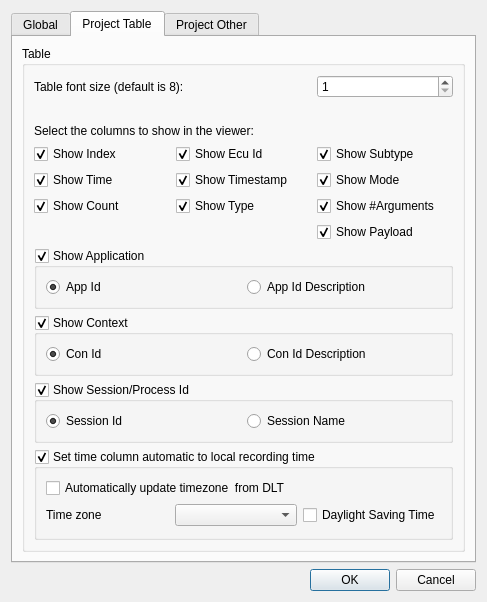
Qt form src/settingsdialog.ui (COVESA/dlt-viewer) before a commit.
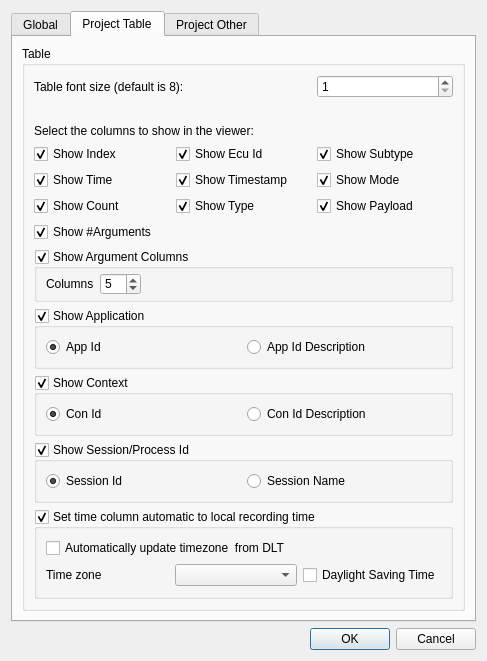
The same form after that commit. The open tabs and pages were chosen to show the change. Icons and pictures are not drawn.

Commit message: Allow to show Payload as multiple Argument columns, default set to 0 argument columns

Patch:
```diff
--- a/src/settingsdialog.ui
+++ b/src/settingsdialog.ui
@@ -7,7 +7,7 @@
     <x>0</x>
     <y>0</y>
     <width>487</width>
-    <height>591</height>
+    <height>598</height>
    </rect>
   </property>
   <property name="windowTitle">
@@ -364,7 +364,68 @@
           <string>Table</string>
          </property>
          <layout class="QGridLayout" name="gridLayout_7">
-          <item row="2" column="0">
+          <item row="5" column="0">
+           <widget class="QGroupBox" name="groupBoxConId">
+            <property name="title">
+             <string>Show Context</string>
+            </property>
+            <property name="checkable">
+             <bool>true</bool>
+            </property>
+            <layout class="QHBoxLayout" name="horizontalLayout_3">
+             <item>
+              <widget class="QRadioButton" name="radioButtonConId">
+               <property name="text">
+                <string>Con Id</string>
+               </property>
+               <property name="checked">
+                <bool>true</bool>
+               </property>
+              </widget>
+             </item>
+             <item>
+              <widget class="QRadioButton" name="radioButtonConIdDesc">
+               <property name="text">
+                <string>Con Id Description</string>
+               </property>
+               <property name="checked">
+                <bool>false</bool>
+               </property>
+              </widget>
+             </item>
+            </layout>
+           </widget>
+          </item>
+          <item row="6" column="0">
+           <widget class="QGroupBox" name="groupBoxSessionId">
+            <property name="title">
+             <string>Show Session/Process Id</string>
+            </property>
+            <property name="checkable">
+             <bool>true</bool>
+            </property>
+            <layout class="QHBoxLayout" name="horizontalLayout_2">
+             <item>
+              <widget class="QRadioButton" name="radioButtonSessionId">
+               <property name="text">
+                <string>Session Id</string>
+               </property>
+               <property name="checked">
+                <bool>true</bool>
+               </property>
+              </widget>
+             </item>
+             <item>
+              <widget class="QRadioButton" name="radioButtonSessionName">
+               <property name="text">
+                <string>Session Name</string>
+               </property>
+              </widget>
+             </item>
+            </layout>
+           </widget>
+          </item>
+          <item row="4" column="0">
            <widget class="QGroupBox" name="groupBoxAppId">
             <property name="autoFillBackground">
              <bool>false</bool>
@@ -405,39 +466,7 @@
             </layout>
            </widget>
           </item>
-          <item row="3" column="0">
-           <widget class="QGroupBox" name="groupBoxConId">
-            <property name="title">
-             <string>Show Context</string>
-            </property>
-            <property name="checkable">
-             <bool>true</bool>
-            </property>
-            <layout class="QHBoxLayout" name="horizontalLayout_3">
-             <item>
-              <widget class="QRadioButton" name="radioButtonConId">
-               <property name="text">
-                <string>Con Id</string>
-               </property>
-               <property name="checked">
-                <bool>true</bool>
-               </property>
-              </widget>
-             </item>
-             <item>
-              <widget class="QRadioButton" name="radioButtonConIdDesc">
-               <property name="text">
-                <string>Con Id Description</string>
-               </property>
-               <property name="checked">
-                <bool>false</bool>
-               </property>
-              </widget>
-             </item>
-            </layout>
-           </widget>
-          </item>
-          <item row="5" column="0">
+          <item row="7" column="0">
            <widget class="QGroupBox" name="groupBoxAutomaticTimeSettings">
             <property name="title">
              <string>Set time column automatic to local recording time</string>
@@ -486,6 +515,60 @@
             </layout>
            </widget>
           </item>
+          <item row="3" column="0">
+           <widget class="QGroupBox" name="groupBoxArguments">
+            <property name="minimumSize">
+             <size>
+              <width>0</width>
+              <height>53</height>
+             </size>
+            </property>
+            <property name="title">
+             <string>Show Argument Columns</string>
+            </property>
+            <property name="checkable">
+             <bool>true</bool>
+            </property>
+            <layout class="QGridLayout" name="gridLayout_11">
+             <property name="topMargin">
+              <number>4</number>
+             </property>
+             <property name="bottomMargin">
+              <number>4</number>
+             </property>
+             <item row="0" column="0">
+              <widget class="QLabel" name="label_3">
+               <property name="text">
+                <string>Columns</string>
+               </property>
+              </widget>
+             </item>
+             <item row="0" column="1">
+              <widget class="QSpinBox" name="spinBox_showArguments">
+               <property name="maximum">
+                <number>15</number>
+               </property>
+               <property name="value">
+                <number>5</number>
+               </property>
+              </widget>
+             </item>
+             <item row="0" column="2">
+              <spacer name="horizontalSpacer_2">
+               <property name="orientation">
+                <enum>Qt::Horizontal</enum>
+               </property>
+               <property name="sizeHint" stdset="0">
+                <size>
+                 <width>40</width>
+                 <height>20</height>
+                </size>
+               </property>
+              </spacer>
+             </item>
+            </layout>
+           </widget>
+          </item>
           <item row="1" column="0">
            <layout class="QGridLayout" name="gridLayout_3">
             <item row="5" column="0">
@@ -538,16 +621,6 @@
               </property>
              </widget>
             </item>
-            <item row="7" column="2">
-             <widget class="QCheckBox" name="checkBoxNoar">
-              <property name="text">
-               <string>Show #Arguments</string>
-              </property>
-              <property name="checked">
-               <bool>true</bool>
-              </property>
-             </widget>
-            </item>
             <item row="6" column="1">
              <widget class="QCheckBox" name="checkBoxTimestamp">
               <property name="text">
@@ -578,16 +651,6 @@
               </property>
              </widget>
             </item>
-            <item row="8" column="2">
-             <widget class="QCheckBox" name="checkBoxPayload">
-              <property name="text">
-               <string>Show Payload</string>
-              </property>
-              <property name="checked">
-               <bool>true</bool>
-              </property>
-             </widget>
-            </item>
             <item row="3" column="0">
              <widget class="QLabel" name="labelSpacer">
               <property name="text">
@@ -622,36 +685,40 @@
               </property>
              </widget>
             </item>
+            <item row="7" column="2">
+             <widget class="QCheckBox" name="checkBoxPayload">
+              <property name="text">
+               <string>Show Payload</string>
+              </property>
+              <property name="checked">
+               <bool>true</bool>
+              </property>
+             </widget>
+            </item>
+            <item row="8" column="0">
+             <widget class="QCheckBox" name="checkBoxNoar">
+              <property name="text">
+               <string>Show #Arguments</string>
+              </property>
+              <property name="checked">
+               <bool>true</bool>
+              </property>
+             </widget>
+            </item>
            </layout>
           </item>
-          <item row="4" column="0">
-           <widget class="QGroupBox" name="groupBoxSessionId">
-            <property name="title">
-             <string>Show Session/Process Id</string>
+          <item row="2" column="0">
+           <spacer name="verticalSpacer_4">
+            <property name="orientation">
+             <enum>Qt::Vertical</enum>
             </property>
-            <property name="checkable">
-             <bool>true</bool>
+            <property name="sizeHint" stdset="0">
+             <size>
+              <width>20</width>
+              <height>40</height>
+             </size>
             </property>
-            <layout class="QHBoxLayout" name="horizontalLayout_2">
-             <item>
-              <widget class="QRadioButton" name="radioButtonSessionId">
-               <property name="text">
-                <string>Session Id</string>
-               </property>
-               <property name="checked">
-                <bool>true</bool>
-               </property>
-              </widget>
-             </item>
-             <item>
-              <widget class="QRadioButton" name="radioButtonSessionName">
-               <property name="text">
-                <string>Session Name</string>
-               </property>
-              </widget>
-             </item>
-            </layout>
-           </widget>
+           </spacer>
           </item>
          </layout>
         </widget>
```
The commit also changes 7 other files.
